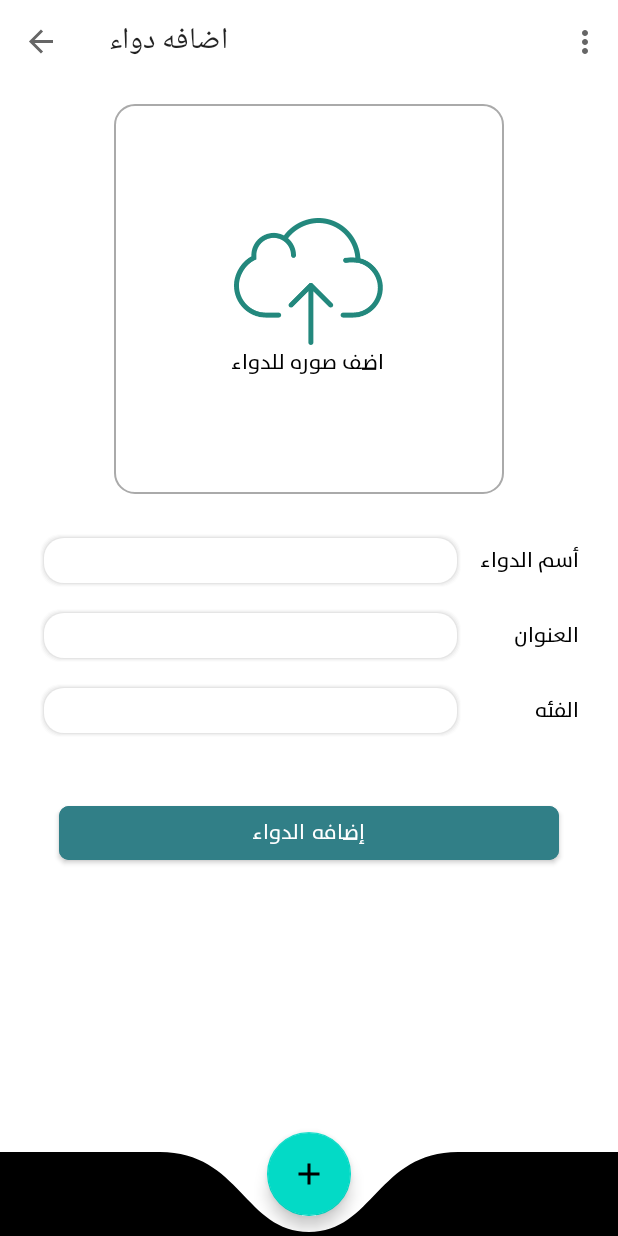
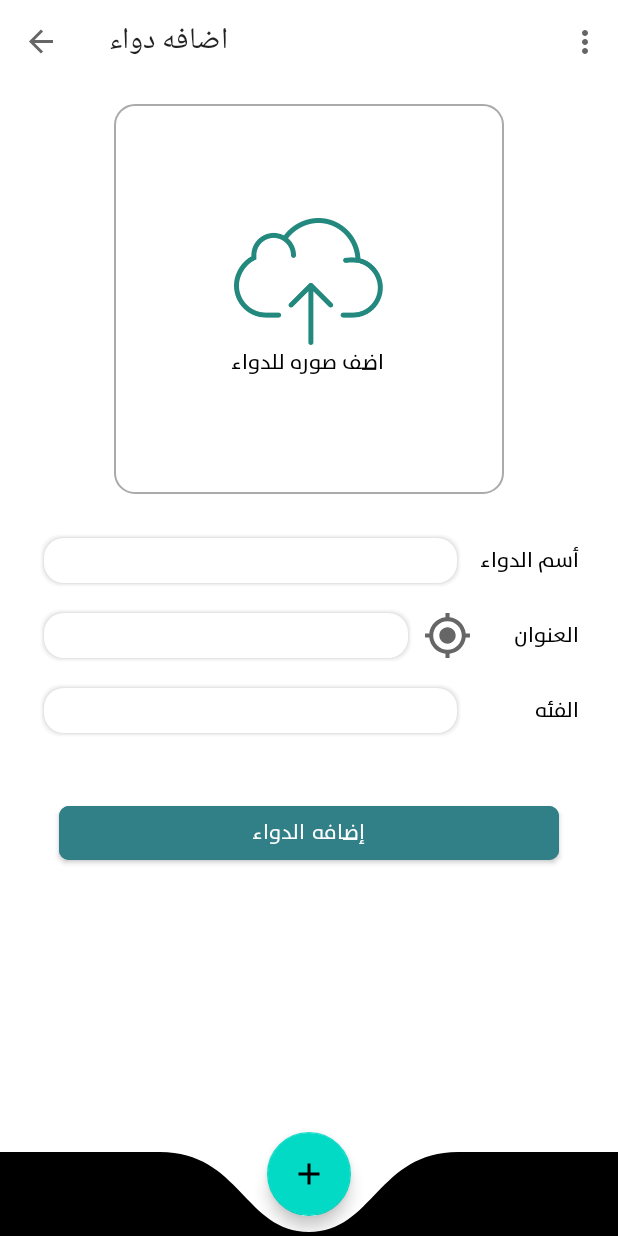
Before and after one commit to maxmya/takaful-android, an Android app: the AddMedicationFragment screen opened through its navigation route, on a phone screen of 412 x 824 dp. Run offline under Robolectric (Android 15) with nearby library versions, the phone set to English and light mode, and no system bars; our stand-ins replace Picasso, RxJava, navigation-ui, sdp/ssp sizes; pictures from the network do not load; 5 statements that could not run were skipped.

Commit message:
take location from map

```diff
--- a/app/src/main/java/com/dawa/user/ui/fragments/AddMedicationFragment.kt
+++ b/app/src/main/java/com/dawa/user/ui/fragments/AddMedicationFragment.kt
@@ -1,17 +1,16 @@
 package com.dawa.user.ui.fragments
 
-import android.annotation.TargetApi
+import android.Manifest
+import android.annotation.SuppressLint
 import android.app.Activity
 import android.app.AlertDialog
-import android.content.ContentUris
 import android.content.Intent
 import android.content.pm.PackageManager
-import android.graphics.BitmapFactory
+import android.location.Geocoder
+import android.location.Location
 import android.net.Uri
-import android.os.Build
 import android.os.Bundle
-import android.provider.DocumentsContract
-import android.provider.MediaStore
+import android.os.Looper
 import android.util.Log
 import android.view.LayoutInflater
 import android.view.View
@@ -20,9 +19,8 @@ import android.widget.AdapterView
 import android.widget.ArrayAdapter
 import android.widget.Toast
 import androidx.core.app.ActivityCompat
-import androidx.core.content.ContextCompat
-import androidx.core.content.FileProvider
 import androidx.fragment.app.Fragment
+import androidx.navigation.Navigation
 import com.dawa.user.R
 import com.dawa.user.handlers.*
 import com.dawa.user.network.data.MedicationCreationForm
@@ -30,14 +28,21 @@ import com.dawa.user.network.data.MedicineCategoryDTO
 import com.dawa.user.network.data.ResponseWrapper
 import com.dawa.user.network.retrofit.RetrofitClient
 import com.dawa.user.ui.dialogs.MessageProgressDialog
+import com.google.android.gms.location.FusedLocationProviderClient
+import com.google.android.gms.location.LocationCallback
+import com.google.android.gms.location.LocationRequest
+import com.google.android.gms.location.LocationResult
 import io.reactivex.schedulers.Schedulers
 import kotlinx.android.synthetic.main.layout_add_medication.*
-import kotlinx.android.synthetic.main.layout_change_profile.*
 import okhttp3.MultipartBody
-import java.io.File
+import java.util.*
+
+const val LOCATION_REQUEST = 300
+
+class AddMedicationFragment : Fragment(), AdapterView.OnItemSelectedListener {
 
 
-class AddMedicationFragment : Fragment(), AdapterView.OnItemSelectedListener {
+    private lateinit var fusedLocationProviderClient: FusedLocationProviderClient
 
 
     private lateinit var progressDialog: MessageProgressDialog
@@ -50,11 +55,13 @@ class AddMedicationFragment : Fragment(), AdapterView.OnItemSelectedListener {
     private var selectedCategoryId = 0
 
 
-    override fun onCreateView(
-        inflater: LayoutInflater,
+    private lateinit var addressTitle: String
+    private var addressLat: Double = 0.0
+    private var addressLng: Double = 0.0
+
+    override fun onCreateView(inflater: LayoutInflater,
                               container: ViewGroup?,
-        savedInstanceState: Bundle?
-    ): View? {
+                              savedInstanceState: Bundle?): View? {
         return inflater.inflate(R.layout.layout_add_medication, container, false)
     }
 
@@ -64,7 +71,7 @@ class AddMedicationFragment : Fragment(), AdapterView.OnItemSelectedListener {
         progressDialog = MessageProgressDialog(requireActivity())
         takePhotoService = TakePhotoService(this, requireContext())
         loadCategories()
-
+        getLocation()
 
         add_image.setOnClickListener {
             showPictureDialog()
@@ -76,14 +83,18 @@ class AddMedicationFragment : Fragment(), AdapterView.OnItemSelectedListener {
             postMedicationAction()
         }
 
+        location_from_map.setOnClickListener {
+            val openMap = AddMedicationFragmentDirections.toMap(floatArrayOf(addressLat.toFloat(),
+                    addressLng.toFloat()))
+            Navigation.findNavController(it).navigate(openMap)
+        }
+
+
     }
 
     private fun showPictureDialog() {
         val pictureDialog = AlertDialog.Builder(context)
-        val pictureDialogItems = arrayOf(
-            "Select photo from gallery",
-            "Capture photo from camera"
-        )
+        val pictureDialogItems = arrayOf("Select photo from gallery", "Capture photo from camera")
         pictureDialog.setItems(pictureDialogItems) { _, which ->
             when (which) {
                 0 -> {
@@ -101,53 +112,100 @@ class AddMedicationFragment : Fragment(), AdapterView.OnItemSelectedListener {
     override fun onActivityResult(requestCode: Int, resultCode: Int, data: Intent?) {
         super.onActivityResult(requestCode, resultCode, data)
         when (requestCode) {
-            OPERATION_CAPTURE_PHOTO ->
-                if (resultCode == Activity.RESULT_OK) {
-                    multiPartFile =
-                        takePhotoService.resultForImageCapture(imageUri, medication_image)
+            OPERATION_CAPTURE_PHOTO -> if (resultCode == Activity.RESULT_OK) {
+                multiPartFile = takePhotoService.resultForImageCapture(imageUri, medication_image)
             } else {
-                    Toast.makeText(
-                        requireContext(),
+                Toast.makeText(requireContext(),
                         "Something went wrong take chose photo again",
-                        Toast.LENGTH_LONG
-                    ).show()
+                        Toast.LENGTH_LONG).show()
             }
-            OPERATION_CHOOSE_PHOTO ->
-                if (resultCode == Activity.RESULT_OK && data != null) {
+            OPERATION_CHOOSE_PHOTO -> if (resultCode == Activity.RESULT_OK && data != null) {
                 multiPartFile = takePhotoService.resultForImageGallery(data, medication_image)
             } else {
-                    Toast.makeText(
-                        requireContext(),
+                Toast.makeText(requireContext(),
                         "Something went wrong please chose photo again",
-                        Toast.LENGTH_LONG
-                    ).show()
+                        Toast.LENGTH_LONG).show()
             }
         }
     }
 
+
+    private fun getLocation() {
+        if (checkLocationPermission()) {
+            updateLocation()
+        } else {
+            askForLocationPermission()
+        }
+    }
+
+    @SuppressLint("MissingPermission") // I handle it in another place !
+    private fun updateLocation() {
+        val locationRequest = LocationRequest()
+        locationRequest.priority = LocationRequest.PRIORITY_HIGH_ACCURACY
+        locationRequest.interval = 1000
+        locationRequest.fastestInterval = 5000
+        fusedLocationProviderClient = FusedLocationProviderClient(requireActivity())
+        fusedLocationProviderClient.requestLocationUpdates(locationRequest,
+                locationCallback,
+                Looper.myLooper())
+    }
+
+    private var locationCallback = object : LocationCallback() {
+        override fun onLocationResult(locationResult: LocationResult) {
+            val location = locationResult.lastLocation
+            updateAddressUI(location)
+        }
+    }
+
+    private fun updateAddressUI(location: Location) {
+        if (context != null && isAdded) {
+            val geocoder = Geocoder(requireContext(), Locale("ar"))
+            val currentAddress =
+                geocoder.getFromLocation(location.latitude, location.longitude, 1)[0]
+            addressTitle = currentAddress.getAddressLine(0)
+            address.text = addressTitle
+            addressLat = location.latitude
+            addressLng = location.longitude
+        }
+    }
+
+    private fun checkLocationPermission(): Boolean {
+        return ActivityCompat.checkSelfPermission(requireContext(),
+                Manifest.permission.ACCESS_FINE_LOCATION) == PackageManager.PERMISSION_GRANTED
+    }
+
+    private fun askForLocationPermission() {
+        ActivityCompat.requestPermissions(requireActivity(),
+                arrayOf(Manifest.permission.ACCESS_FINE_LOCATION),
+                LOCATION_REQUEST)
+    }
+
+    override fun onRequestPermissionsResult(requestCode: Int,
+                                            permissions: Array<out String>,
+                                            grantResults: IntArray) {
+
+        if (requestCode == LOCATION_REQUEST && grantResults[0] == PackageManager.PERMISSION_GRANTED) {
+            getLocation()
+        }
+    }
+
+
     private fun loadCategories() {
-        RetrofitClient
-            .INSTANCE
-            .listMedicationsCategories()
-            .onErrorReturn { mutableListOf() }
+        RetrofitClient.INSTANCE.listMedicationsCategories().onErrorReturn { mutableListOf() }
             .doOnRequest {
                 AppExecutorsService.mainThread().execute {
                     progressDialog.loading()
                 }
-            }.subscribeOn(Schedulers.io())
-            .observeOn(Schedulers.newThread())
-            .subscribe {
+            }.subscribeOn(Schedulers.io()).observeOn(Schedulers.newThread()).subscribe {
                 AppExecutorsService.mainThread().execute {
                     progressDialog.dismiss()
                     if (it.isNotEmpty()) {
                         categoryList = it
                         val categories = mutableListOf<String>()
                         it.forEach { cat -> categories.add(cat.name) }
-                        val adapter = ArrayAdapter(
-                            requireContext(),
+                        val adapter = ArrayAdapter(requireContext(),
                                 R.layout.support_simple_spinner_dropdown_item,
-                            categories
-                        )
+                                categories)
                         category_spinner.adapter = adapter
                         adapter.notifyDataSetChanged()
                         category_spinner.onItemSelectedListener = this
@@ -174,40 +232,28 @@ class AddMedicationFragment : Fragment(), AdapterView.OnItemSelectedListener {
     private fun postMedicationAction() {
 
         if (isNotValidData()) {
-            Toast.makeText(
-                requireContext(),
+            Toast.makeText(requireContext(),
                     getString(R.string.fill_field_please),
-                Toast.LENGTH_LONG
-            ).show()
+                    Toast.LENGTH_LONG).show()
             return
         }
 
         val userData = PreferenceManagerService.retrieveUserData()
-        val medicationCreationForm =
-            MedicationCreationForm(
-                medicationName.text.toString(),
-                address.text.toString(),
-                0.0,
-                0.0,
+        val medicationCreationForm = MedicationCreationForm(medicationName.text.toString(),
+                addressTitle,
+                addressLat,
+                addressLng,
                 selectedCategoryId,
-                userData.id
-            )
+                userData.id)
 
-        RetrofitClient
-            .INSTANCE
-            .addMedication(multiPartFile, medicationCreationForm)
-            .onErrorReturn {
+        RetrofitClient.INSTANCE.addMedication(multiPartFile, medicationCreationForm).onErrorReturn {
             it.printStackTrace()
             ResponseWrapper(false, getString(R.string.general_error), null)
-            }
-            .doOnRequest {
+        }.doOnRequest {
             AppExecutorsService.mainThread().execute {
                 progressDialog.loading()
             }
-            }
-            .subscribeOn(Schedulers.io())
-            .observeOn(Schedulers.newThread())
-            .subscribe {
+        }.subscribeOn(Schedulers.io()).observeOn(Schedulers.newThread()).subscribe {
             AppExecutorsService.mainThread().execute {
                 progressDialog.show(it.message)
                 if (it.success) {
--- /dev/null
+++ b/app/src/main/res/drawable/ic_location.xml
@@ -0,0 +1,10 @@
+<vector xmlns:android="http://schemas.android.com/apk/res/android"
+    android:width="24dp"
+    android:height="24dp"
+    android:viewportWidth="24"
+    android:viewportHeight="24"
+    android:tint="?attr/colorControlNormal">
+  <path
+      android:fillColor="@android:color/white"
+      android:pathData="M12,8c-2.21,0 -4,1.79 -4,4s1.79,4 4,4 4,-1.79 4,-4 -1.79,-4 -4,-4zM20.94,11c-0.46,-4.17 -3.77,-7.48 -7.94,-7.94L13,1h-2v2.06C6.83,3.52 3.52,6.83 3.06,11L1,11v2h2.06c0.46,4.17 3.77,7.48 7.94,7.94L11,23h2v-2.06c4.17,-0.46 7.48,-3.77 7.94,-7.94L23,13v-2h-2.06zM12,19c-3.87,0 -7,-3.13 -7,-7s3.13,-7 7,-7 7,3.13 7,7 -3.13,7 -7,7z"/>
+</vector>
--- a/app/src/main/res/layout/layout_add_medication.xml
+++ b/app/src/main/res/layout/layout_add_medication.xml
@@ -103,6 +103,7 @@
             android:layout_height="wrap_content"
             android:layout_marginTop="@dimen/_10sdp"
             android:layoutDirection="rtl"
+            android:orientation="horizontal"
             app:layout_constraintTop_toBottomOf="@+id/add_image"
             tools:layout_editor_absoluteX="13dp">
 
@@ -114,7 +115,14 @@
                 android:text="@string/address"
                 android:textColor="@android:color/black" />
 
-            <EditText
+            <ImageView
+                android:id="@+id/location_from_map"
+                android:layout_width="@dimen/_25sdp"
+                android:layout_height="@dimen/_25sdp"
+                android:layout_gravity="center"
+                android:src="@drawable/ic_location" />
+
+            <TextView
                 android:id="@+id/address"
                 android:layout_width="match_parent"
                 android:layout_height="@dimen/_28sdp"
@@ -122,7 +130,7 @@
                 android:layout_marginStart="@dimen/_5sdp"
                 android:background="@drawable/rounded_shape_edit_text"
                 android:fontFamily="@font/sans_plain"
-                android:inputType="textPersonName"
+                android:gravity="center"
                 android:lines="1"
                 android:padding="@dimen/_2sdp"
                 android:paddingStart="@dimen/_10sdp"
@@ -130,10 +138,6 @@
                 android:textAlignment="viewStart"
                 tools:ignore="RtlCompat"
                 tools:text="22 شارع 104 المعادي" />
-
-            <ImageView
-                android:layout_width="wrap_content"
-                android:layout_height="wrap_content" />
 
 
         </LinearLayout>
--- a/app/src/main/res/navigation/home_nav_graph.xml
+++ b/app/src/main/res/navigation/home_nav_graph.xml
@@ -1,6 +1,8 @@
 <?xml version="1.0" encoding="utf-8"?>
 <navigation xmlns:android="http://schemas.android.com/apk/res/android"
-    xmlns:app="http://schemas.android.com/apk/res-auto" android:id="@+id/nav_graph.xml"
+    xmlns:app="http://schemas.android.com/apk/res-auto"
+    xmlns:tools="http://schemas.android.com/tools"
+    android:id="@+id/nav_graph.xml"
     app:startDestination="@id/homeFragment">
     <fragment
         android:id="@+id/profileFragment"
@@ -30,7 +32,11 @@
     <fragment
         android:id="@+id/addMedicationFragment"
         android:name="com.dawa.user.ui.fragments.AddMedicationFragment"
-        android:label="اضافه دواء" />
+        android:label="اضافه دواء" >
+        <action
+            android:id="@+id/toMap"
+            app:destination="@id/mapFragment" />
+    </fragment>
     <fragment
         android:id="@+id/medicationDetailsFragment"
         android:name="com.dawa.user.ui.fragments.MedicationDetailsFragment"
@@ -40,4 +46,16 @@
             app:argType="integer"
             android:defaultValue="0" />
     </fragment>
+    <fragment
+        android:id="@+id/mapFragment"
+        android:name="com.dawa.user.ui.fragments.MapFragment"
+        android:label="fragment_map"
+        tools:layout="@layout/fragment_map" >
+        <argument
+            android:name="lat_lng_location"
+            app:argType="float[]" />
+        <action
+            android:id="@+id/action_mapFragment_to_addMedicationFragment"
+            app:destination="@id/addMedicationFragment" />
+    </fragment>
 </navigation>
```
Also changed, not shown: app/build.gradle (+8 -3 lines), app/src/main/AndroidManifest.xml (+7 -0 lines), app/src/main/java/com/dawa/user/handlers/DawaLocationManager.kt (added, +8 -0 lines), app/src/main/java/com/dawa/user/handlers/TakePhotoService.kt (+4 -22 lines), app/src/main/java/com/dawa/user/ui/fragments/LoginFragment.kt (+27 -49 lines), app/src/main/java/com/dawa/user/ui/fragments/MapFragment.kt (added, +55 -0 lines), app/src/main/res/layout/fragment_map.xml (added, +24 -0 lines). Lines whose indentation alone changed are shown as unchanged.
